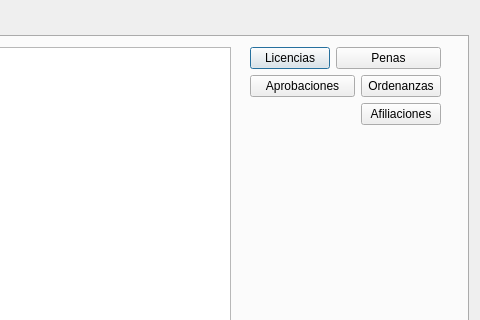
First picture: the form in gui/dlgdetalles.ui, repository rogorido/qtpredicadores, before the edit; both pictures show x 213 to 693 and y 0 to 320 of the 693 by 411 pixel window.
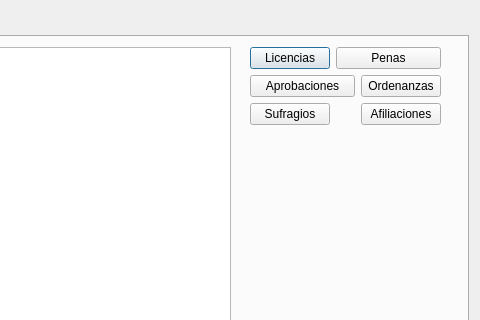
Second picture: the form after the edit.

Commit message: Funcionalidad básica en el nuevo form para meter sufragios

```diff
--- a/gui/dlgdetalles.ui
+++ b/gui/dlgdetalles.ui
@@ -78,6 +78,13 @@
           </property>
          </widget>
         </item>
+        <item row="2" column="0">
+         <widget class="QPushButton" name="btSufragios">
+          <property name="text">
+           <string>Sufragios</string>
+          </property>
+         </widget>
+        </item>
        </layout>
       </widget>
       <widget class="QPushButton" name="btBorrarBloqueJson">
```
The commit also changes 4 other files.
